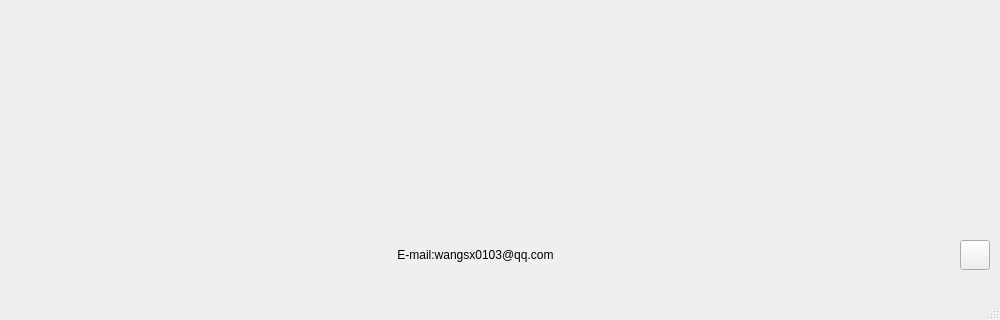
Qt form mainwindow.ui (Wang-sx0103/BingWallpaper) before a commit; both pictures show x 0 to 1000 and y 330 to 650 of the 1000 by 650 pixel window.
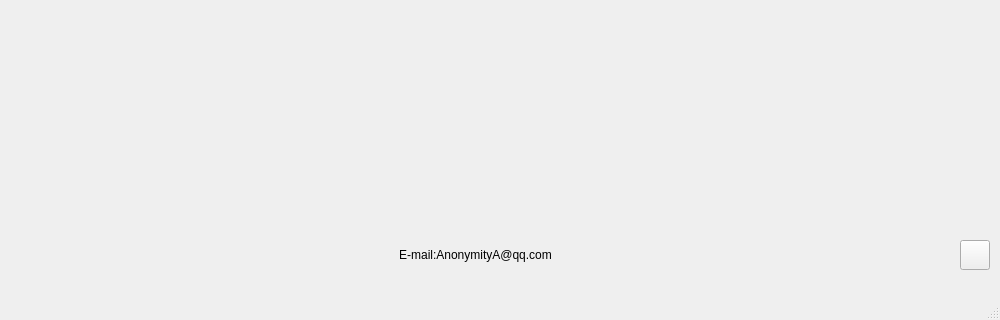
The same form after that commit. Icons and pictures are not drawn.

Commit message: 修改邮箱地址

What changed in the file:
```diff
--- a/mainwindow.ui
+++ b/mainwindow.ui
@@ -72,7 +72,7 @@
      <enum>Qt::StrongFocus</enum>
     </property>
     <property name="text">
-     <string>E-mail:wangsx0103@qq.com</string>
+     <string>E-mail:AnonymityA@qq.com</string>
     </property>
     <property name="alignment">
      <set>Qt::AlignCenter</set>
```
